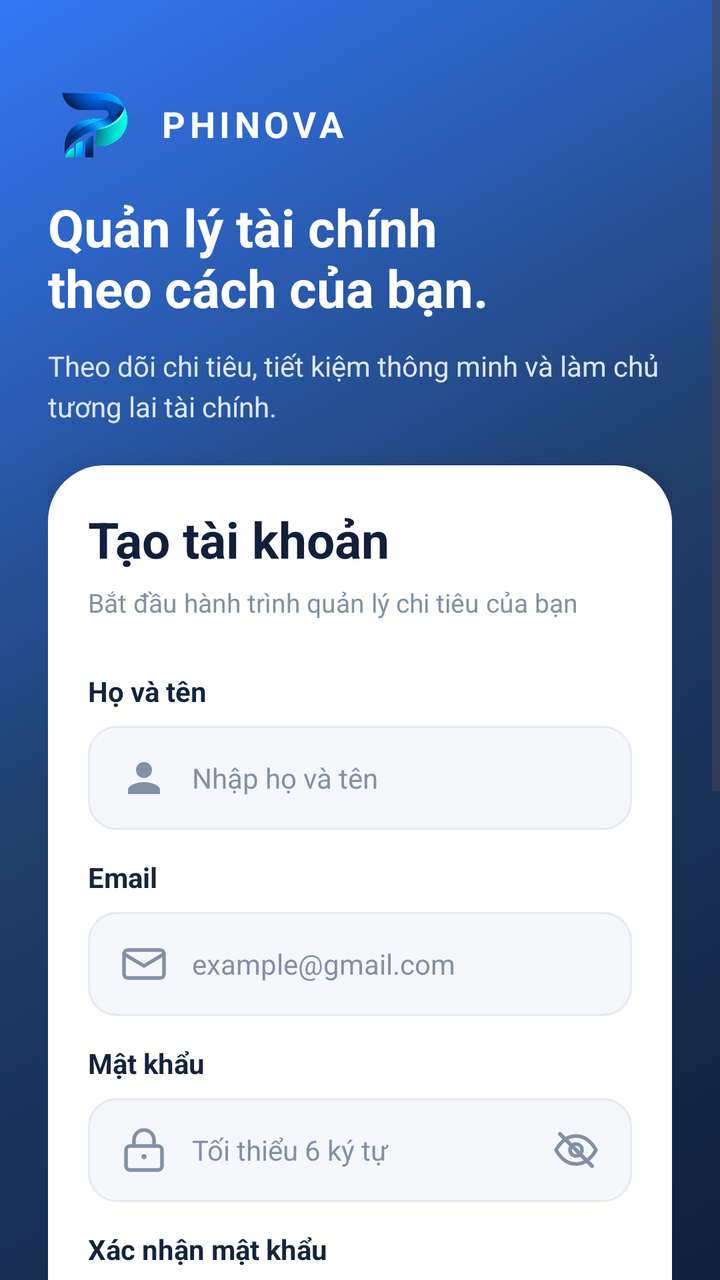
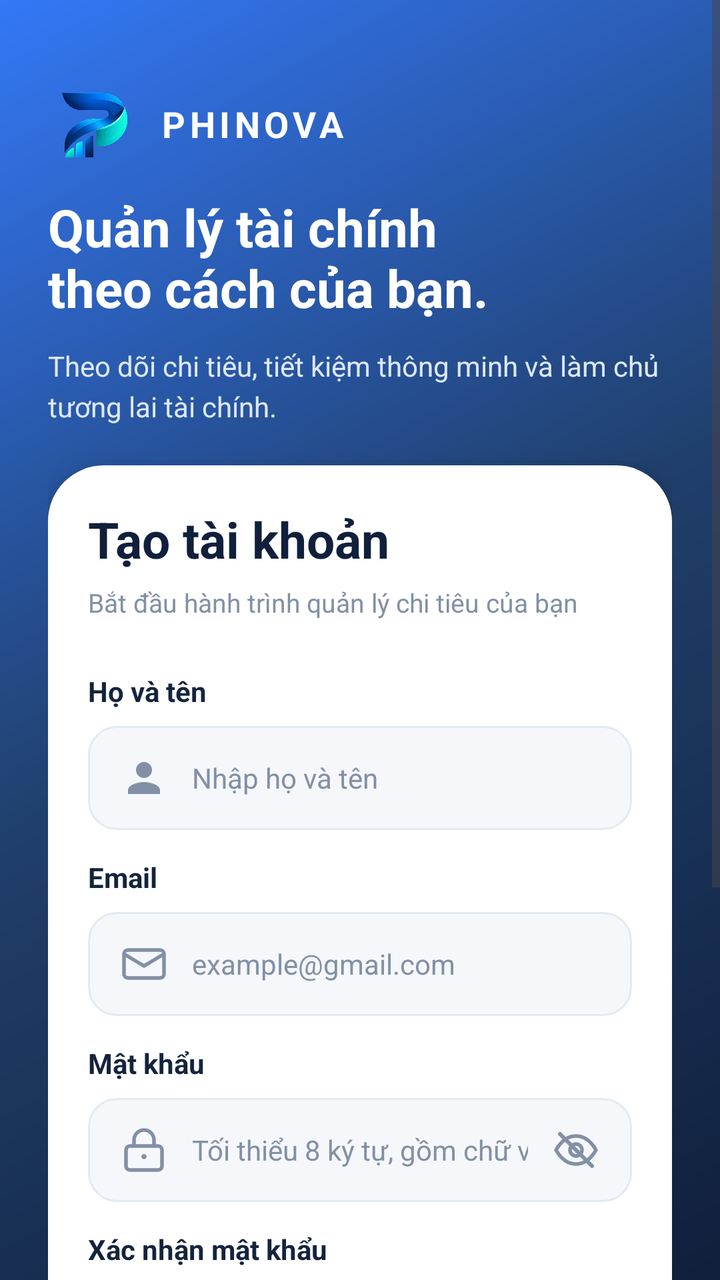

The first picture is an Android layout as it rendered before a commit; the second is the same layout after the commit. The layout source and the unified diff follow.
<!-- AndroidManifest.xml: application theme Theme.QLChiTieu -->
<!-- res/layout/activity_register.xml -->
<?xml version="1.0" encoding="utf-8"?>
<ScrollView xmlns:android="http://schemas.android.com/apk/res/android"
    xmlns:app="http://schemas.android.com/apk/res-auto"
    android:layout_width="match_parent"
    android:layout_height="match_parent"
    android:background="@drawable/bg_auth_gradient"
    android:fillViewport="true">

    <LinearLayout
        android:layout_width="match_parent"
        android:layout_height="wrap_content"
        android:orientation="vertical"
        android:padding="24dp">

        <LinearLayout
            android:layout_width="match_parent"
            android:layout_height="wrap_content"
            android:layout_marginTop="16dp"
            android:gravity="center_vertical"
            android:orientation="horizontal">

            <ImageView
                android:id="@+id/imgLogoPhinova"
                android:layout_width="44dp"
                android:layout_height="44dp"
                android:src="@drawable/logo_phinova"
                android:scaleType="fitCenter"
                android:contentDescription="Logo Phinova" />

            <TextView
                android:layout_width="wrap_content"
                android:layout_height="wrap_content"
                android:layout_marginStart="12dp"
                android:text="PHINOVA"
                android:textColor="@color/white"
                android:textSize="18sp"
                android:textStyle="bold"
                android:letterSpacing="0.12" />

        </LinearLayout>


        <TextView
            android:layout_width="match_parent"
            android:layout_height="wrap_content"
            android:layout_marginTop="12dp"
            android:text="Quản lý tài chính&#10;theo cách của bạn."
            android:textColor="@color/white"
            android:textSize="26sp"
            android:textStyle="bold" />

        <TextView
            android:layout_width="match_parent"
            android:layout_height="wrap_content"
            android:layout_marginTop="12dp"
            android:layout_marginBottom="20dp"
            android:text="Theo dõi chi tiêu, tiết kiệm thông minh và làm chủ tương lai tài chính."
            android:textColor="#DCE8FA"
            android:textSize="14sp"
            android:lineSpacingExtra="4dp" />

        <LinearLayout
            android:layout_width="match_parent"
            android:layout_height="wrap_content"
            android:background="@drawable/bg_auth_card"
            android:orientation="vertical"
            android:padding="20dp"
            android:elevation="10dp">

            <TextView
                android:layout_width="match_parent"
                android:layout_height="wrap_content"
                android:text="Tạo tài khoản"
                android:textColor="@color/navy"
                android:textSize="25sp"
                android:textStyle="bold" />

            <TextView
                android:layout_width="match_parent"
                android:layout_height="wrap_content"
                android:layout_marginTop="6dp"
                android:text="Bắt đầu hành trình quản lý chi tiêu của bạn"
                android:textColor="@color/text_secondary"
                android:textSize="13sp" />

            <TextView
                android:layout_width="match_parent"
                android:layout_height="wrap_content"
                android:layout_marginTop="26dp"
                android:text="Họ và tên"
                android:textColor="@color/text_primary"
                android:textSize="14sp"
                android:textStyle="bold" />


            <EditText
                android:id="@+id/edtHoTen"
                android:layout_width="match_parent"
                android:layout_height="52dp"
                android:layout_marginTop="8dp"
                android:background="@drawable/bg_input"
                android:drawableStart="@drawable/ic_user"
                android:drawablePadding="12dp"
                android:hint="Nhập họ và tên"
                android:inputType="textPersonName"
                android:singleLine="true"
                android:padding="16dp"
                android:textColor="@color/text_primary"
                android:textColorHint="@color/text_secondary"
                android:textSize="14sp" />


            <TextView
                android:layout_width="match_parent"
                android:layout_height="wrap_content"
                android:layout_marginTop="14dp"
                android:text="Email"
                android:textColor="@color/text_primary"
                android:textSize="14sp"
                android:textStyle="bold" />


            <EditText
                android:id="@+id/edtEmail"
                android:layout_width="match_parent"
                android:layout_height="52dp"
                android:layout_marginTop="8dp"
                android:background="@drawable/bg_input"
                android:drawableStart="@drawable/ic_email"
                android:drawablePadding="12dp"
                android:hint="example@gmail.com"
                android:inputType="textEmailAddress"
                android:singleLine="true"
                android:padding="16dp"
                android:textColor="@color/text_primary"
                android:textColorHint="@color/text_secondary"
                android:textSize="14sp" />


            <TextView
                android:layout_width="match_parent"
                android:layout_height="wrap_content"
                android:layout_marginTop="14dp"
                android:text="Mật khẩu"
                android:textColor="@color/text_primary"
                android:textSize="14sp"
                android:textStyle="bold" />


            <EditText
                android:id="@+id/edtMatKhau"
                android:layout_width="match_parent"
                android:layout_height="52dp"
                android:layout_marginTop="8dp"
                android:background="@drawable/bg_input"
                android:drawableStart="@drawable/ic_lock"
                android:drawableEnd="@drawable/ic_eye_off"
                android:drawablePadding="12dp"
                android:hint="Tối thiểu 6 ký tự"
                android:inputType="textPassword"
                android:singleLine="true"
                android:padding="16dp"
                android:textColor="@color/text_primary"
                android:textColorHint="@color/text_secondary"
                android:textSize="14sp" />


            <TextView
                android:layout_width="match_parent"
                android:layout_height="wrap_content"
                android:layout_marginTop="14dp"
                android:text="Xác nhận mật khẩu"
                android:textColor="@color/text_primary"
                android:textSize="14sp"
                android:textStyle="bold" />



            <EditText
                android:id="@+id/edtXacNhanMatKhau"
                android:layout_width="match_parent"
                android:layout_height="52dp"
                android:layout_marginTop="8dp"
                android:background="@drawable/bg_input"
                android:drawableStart="@drawable/ic_lock"
                android:drawableEnd="@drawable/ic_eye_off"
                android:drawablePadding="12dp"
                android:hint="Nhập lại mật khẩu"
                android:inputType="textPassword"
                android:singleLine="true"
                android:padding="16dp"
                android:textColor="@color/text_primary"
                android:textColorHint="@color/text_secondary"
                android:textSize="14sp" />




            <com.google.android.material.button.MaterialButton
                android:id="@+id/btnDangKy"
                android:layout_width="match_parent"
                android:layout_height="56dp"
                android:layout_marginTop="28dp"
                android:text="ĐĂNG KÝ"
                android:textColor="@color/white"
                android:textSize="16sp"
                android:textStyle="bold"
                android:backgroundTint="@color/navy_light"
                app:cornerRadius="16dp" />


            <LinearLayout
                android:layout_width="match_parent"
                android:layout_height="wrap_content"
                android:layout_marginTop="22dp"
                android:gravity="center"
                android:orientation="horizontal">

                <View
                    android:layout_width="0dp"
                    android:layout_height="1dp"
                    android:layout_weight="1"
                    android:background="@color/border_light" />

                <TextView
                    android:layout_width="wrap_content"
                    android:layout_height="wrap_content"
                    android:layout_marginHorizontal="12dp"
                    android:text="Hoặc tiếp tục với"
                    android:textColor="@color/text_secondary"
                    android:textSize="13sp" />

                <View
                    android:layout_width="0dp"
                    android:layout_height="1dp"
                    android:layout_weight="1"
                    android:background="@color/border_light" />

            </LinearLayout>


            <com.google.android.material.button.MaterialButton
                android:id="@+id/btnGoogle"
                android:layout_width="match_parent"
                android:layout_height="54dp"
                android:layout_marginTop="18dp"
                android:backgroundTint="@color/white"
                android:text="Tiếp tục với Google"
                android:textAllCaps="false"
                android:textColor="@color/navy"
                android:textSize="14sp"
                android:textStyle="bold"
                app:cornerRadius="16dp"
                app:strokeColor="@color/border_light"
                app:strokeWidth="1dp"
                app:icon="@drawable/ic_google"
                app:iconGravity="textStart"
                app:iconPadding="10dp"
                app:iconSize="24dp"
                app:iconTint="@null" />


            <TextView
                android:id="@+id/tvDangNhap"
                android:layout_width="match_parent"
                android:layout_height="wrap_content"
                android:layout_marginTop="24dp"
                android:gravity="center"
                android:padding="8dp"
                android:text="Đã có tài khoản? Đăng nhập ngay"
                android:textColor="@color/blue"
                android:textSize="14sp"
                android:clickable="true"
                android:focusable="true" />

        </LinearLayout>

        <TextView
            android:layout_width="match_parent"
            android:layout_height="wrap_content"
            android:layout_marginTop="26dp"
            android:gravity="center"
            android:text="Quản lý thông minh • Chi tiêu hiệu quả"
            android:textColor="#DCE8FA"
            android:textSize="12sp" />

    </LinearLayout>

</ScrollView>
<!-- resources referenced by this layout -->
<resources>
  <color name="blue">#3478F6</color>
  <color name="border_light">#E3EAF3</color>
  <color name="navy">#101F3B</color>
  <color name="navy_light">#203F6B</color>
  <color name="text_primary">#14243D</color>
  <color name="text_secondary">#8290A5</color>
  <color name="white">#FFFFFF</color>
  <!-- drawable bg_auth_card (drawable) -->
  <?xml version="1.0" encoding="utf-8"?>
  <shape xmlns:android="http://schemas.android.com/apk/res/android"
      android:shape="rectangle">
  
      <solid android:color="@color/surface_light" />
  
      <corners android:radius="28dp" />
  
  </shape>
  <!-- drawable bg_auth_gradient (drawable) -->
  <?xml version="1.0" encoding="utf-8"?>
  <shape xmlns:android="http://schemas.android.com/apk/res/android"
      android:shape="rectangle">
  
      <gradient
          android:angle="135"
          android:startColor="@color/navy"
          android:centerColor="@color/navy_light"
          android:endColor="@color/blue"
          android:type="linear" />
  
  </shape>
  <!-- drawable bg_input (drawable) -->
  <?xml version="1.0" encoding="utf-8"?>
  <selector xmlns:android="http://schemas.android.com/apk/res/android">
  
      <item android:state_focused="true">
          <shape android:shape="rectangle">
              <solid android:color="@color/white" />
              <corners android:radius="14dp" />
              <stroke
                  android:width="2dp"
                  android:color="@color/teal" />
          </shape>
      </item>
  
      <item>
          <shape android:shape="rectangle">
              <solid android:color="@color/background_light" />
              <corners android:radius="14dp" />
              <stroke
                  android:width="1dp"
                  android:color="@color/border_light" />
          </shape>
      </item>
  
  </selector>
  <!-- drawable ic_email (drawable) -->
  <vector xmlns:android="http://schemas.android.com/apk/res/android"
      android:width="24dp"
      android:height="24dp"
      android:viewportWidth="24"
      android:viewportHeight="24">
  
      <path
          android:fillColor="@android:color/transparent"
          android:strokeColor="#8290A5"
          android:strokeWidth="1.8"
          android:strokeLineCap="round"
          android:strokeLineJoin="round"
          android:pathData="M4,5 H20 A2,2 0,0 1,22 7 V17 A2,2 0,0 1,20 19 H4 A2,2 0,0 1,2 17 V7 A2,2 0,0 1,4 5 Z M2,7 L12,13 L22,7" />
  
  </vector>
  <!-- drawable ic_lock (drawable) -->
  <vector xmlns:android="http://schemas.android.com/apk/res/android"
      android:width="24dp"
      android:height="24dp"
      android:viewportWidth="24"
      android:viewportHeight="24">
  
      <path
          android:fillColor="@android:color/transparent"
          android:strokeColor="#8290A5"
          android:strokeWidth="1.8"
          android:strokeLineCap="round"
          android:strokeLineJoin="round"
          android:pathData="M5,10 H19 A2,2 0,0 1,21 12 V20 A2,2 0,0 1,19 22 H5 A2,2 0,0 1,3 20 V12 A2,2 0,0 1,5 10 Z M7,10 V7 A5,5 0,0 1,17 7 V10" />
  
      <path
          android:fillColor="#8290A5"
          android:pathData="M12,14 a1.3,1.3 0,1 0,0.01 0 Z" />
  
  </vector>
  <!-- drawable ic_user (drawable) -->
  <vector xmlns:android="http://schemas.android.com/apk/res/android" android:height="24dp" android:tint="#8290A5" android:viewportHeight="24" android:viewportWidth="24" android:width="24dp">
        
      <path android:fillColor="@android:color/white" android:pathData="M12,12c2.21,0 4,-1.79 4,-4s-1.79,-4 -4,-4 -4,1.79 -4,4 1.79,4 4,4zM12,14c-2.67,0 -8,1.34 -8,4v2h16v-2c0,-2.66 -5.33,-4 -8,-4z"/>
      
  </vector>
  <style name="Theme.QLChiTieu" parent="Base.Theme.QLChiTieu" />
  <color name="surface_light">#FFFFFF</color>
  <color name="teal">#18B6A4</color>
  <color name="background_light">#F5F7FB</color>
  <style name="Base.Theme.QLChiTieu" parent="Theme.Material3.DayNight.NoActionBar">
          
          
      </style>
  <!-- unchanged entries left out for length: 3 -->
</resources>

<!-- the commit's change to res/layout/activity_register.xml (unified diff, before → after) -->
@@ -103,6 +103,7 @@
                 android:drawablePadding="12dp"
                 android:hint="Nhập họ và tên"
                 android:inputType="textPersonName"
+                android:autofillHints="name"
                 android:singleLine="true"
                 android:padding="16dp"
                 android:textColor="@color/text_primary"
@@ -130,6 +131,7 @@
                 android:drawablePadding="12dp"
                 android:hint="example@gmail.com"
                 android:inputType="textEmailAddress"
+                android:autofillHints="emailAddress"
                 android:singleLine="true"
                 android:padding="16dp"
                 android:textColor="@color/text_primary"
@@ -156,8 +158,9 @@
                 android:drawableStart="@drawable/ic_lock"
                 android:drawableEnd="@drawable/ic_eye_off"
                 android:drawablePadding="12dp"
-                android:hint="Tối thiểu 6 ký tự"
+                android:hint="Tối thiểu 8 ký tự, gồm chữ và số"
                 android:inputType="textPassword"
+                android:autofillHints="newPassword"
                 android:singleLine="true"
                 android:padding="16dp"
                 android:textColor="@color/text_primary"
@@ -187,6 +190,7 @@
                 android:drawablePadding="12dp"
                 android:hint="Nhập lại mật khẩu"
                 android:inputType="textPassword"
+                android:autofillHints="newPassword"
                 android:singleLine="true"
                 android:padding="16dp"
                 android:textColor="@color/text_primary"
@@ -214,7 +218,8 @@
                 android:layout_height="wrap_content"
                 android:layout_marginTop="22dp"
                 android:gravity="center"
-                android:orientation="horizontal">
+                android:orientation="horizontal"
+                android:visibility="gone">
 
                 <View
                     android:layout_width="0dp"
@@ -241,6 +246,7 @@
 
             <com.google.android.material.button.MaterialButton
                 android:id="@+id/btnGoogle"
+                android:visibility="gone"
                 android:layout_width="match_parent"
                 android:layout_height="54dp"
                 android:layout_marginTop="18dp"
